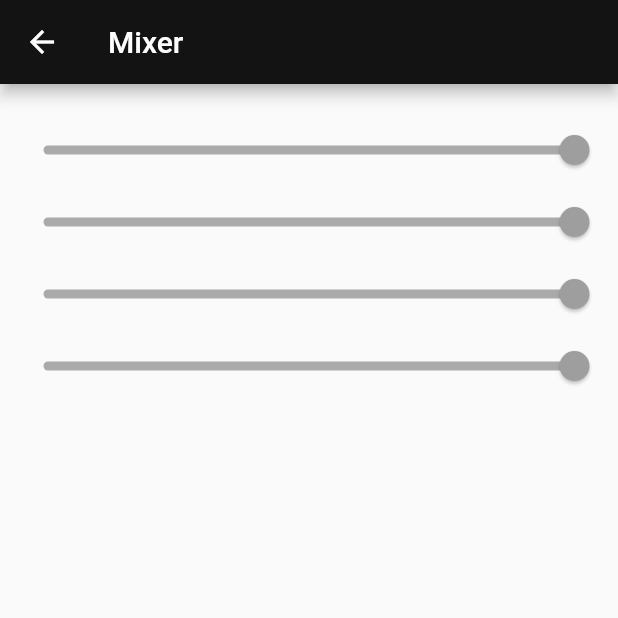
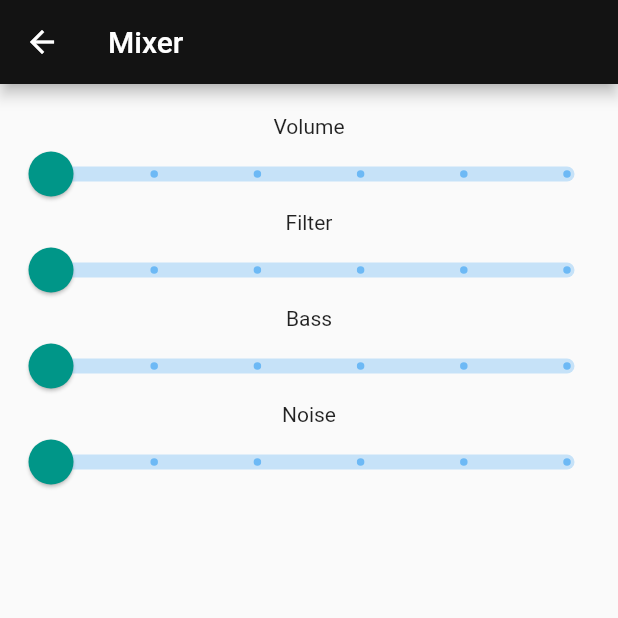
Before and after one commit to Burhan27/Audientes, a Flutter app: the mixer screen opened by its route, on a phone screen of 412 x 824 dp, the top half of it. Run offline on Flutter 3.47's test engine with Material 2 defaults, Android fonts, the phone set to English and light mode, and no system bars.

Commit message:
Design is Made
Design for the mixers are made, but not functionality

```diff
--- a/lib/mixer.dart
+++ b/lib/mixer.dart
@@ -1,7 +1,19 @@
 import 'package:flutter/cupertino.dart';
 import 'package:flutter/material.dart';
 
-class mixer extends StatelessWidget {
+class mixer extends StatefulWidget {
+  @override
+  State<StatefulWidget> createState() {
+    // TODO: implement createState
+    return mixerState();
+  }
+
+}
+
+
+
+class mixerState extends State<mixer> {
+  double d = 0.0;
   @override
   Widget build(BuildContext context) {
     // TODO: implement build
@@ -13,21 +25,52 @@ class mixer extends StatelessWidget {
         body: Container(
           child: Column(
             children: <Widget>[
-              Slider(
-                value: 1,
-              ),
-              Slider(
-                value: 1,
-              ),
-              Slider(
-                value: 1,
-              ),
-              Slider(
-                value: 1,
-              ),
+              SliderDesign("Volume", d),
+              SliderDesign("Filter", d),
+              SliderDesign("Bass", d),
+              SliderDesign("Noise", d),
             ],
           ),
           margin: EdgeInsets.fromLTRB(5, 20, 5, 10),
         ));
   }
+
+  Widget SliderDesign(String text, double value) {
+
+    return Container (
+        child: Column(children: <Widget>[
+     /*     Expanded(child: Text('Noise'),
+            flex: 1,),
+*/
+     Text(text),
+
+      SliderTheme(
+        data: SliderThemeData(
+            thumbColor: Colors.teal,
+            trackHeight: 10,
+            thumbShape: RoundSliderThumbShape(enabledThumbRadius: 15)),
+
+      child: Slider (
+        min: 0.0,
+        max: 5.0,
+        divisions: 5,
+        value: d,
+        onChanged: (double q) {
+          d = q;
+          setState(() {
+
+          });
+        },
+      ),
+    ),
+     // flex: 5,),
+  ]
+    ));
+
+
+  }
+
+
+
+
 }
```
